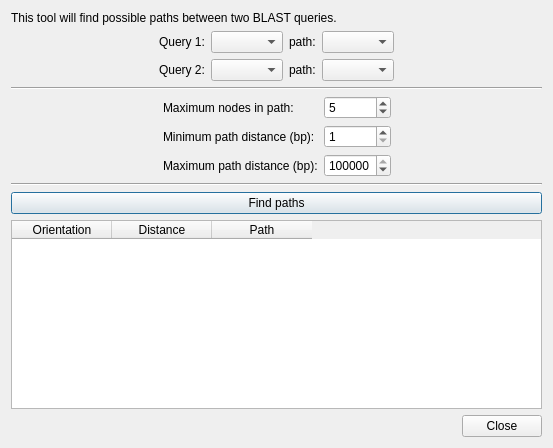
The window that ui/distancedialog.ui (rrwick/Bandage) describes before a commit, drawn with Qt 5.
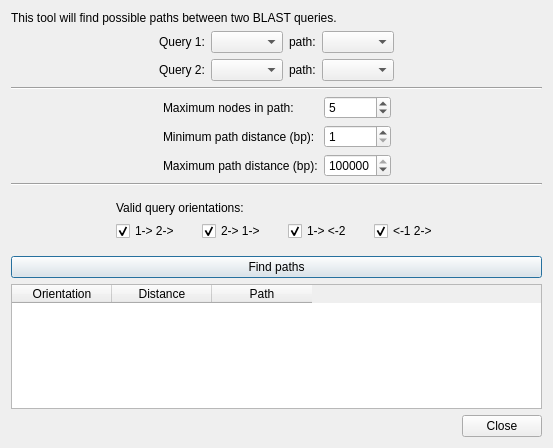
The same window after the commit. Custom widgets are drawn as their Qt base class.

Commit message: Distance dialog now works

Patch:
```diff
--- a/ui/distancedialog.ui
+++ b/ui/distancedialog.ui
@@ -223,6 +223,133 @@
      </property>
     </widget>
    </item>
+   <item>
+    <widget class="QWidget" name="widget_3" native="true">
+     <layout class="QGridLayout" name="gridLayout_2">
+      <item row="1" column="8">
+       <spacer name="horizontalSpacer_6">
+        <property name="orientation">
+         <enum>Qt::Horizontal</enum>
+        </property>
+        <property name="sizeHint" stdset="0">
+         <size>
+          <width>68</width>
+          <height>15</height>
+         </size>
+        </property>
+       </spacer>
+      </item>
+      <item row="1" column="4">
+       <spacer name="horizontalSpacer_8">
+        <property name="orientation">
+         <enum>Qt::Horizontal</enum>
+        </property>
+        <property name="sizeType">
+         <enum>QSizePolicy::Fixed</enum>
+        </property>
+        <property name="sizeHint" stdset="0">
+         <size>
+          <width>10</width>
+          <height>20</height>
+         </size>
+        </property>
+       </spacer>
+      </item>
+      <item row="1" column="3">
+       <widget class="QCheckBox" name="orientation2CheckBox">
+        <property name="text">
+         <string>2-&gt; 1-&gt;</string>
+        </property>
+        <property name="checked">
+         <bool>true</bool>
+        </property>
+       </widget>
+      </item>
+      <item row="1" column="1">
+       <widget class="QCheckBox" name="orientation1CheckBox">
+        <property name="text">
+         <string>1-&gt; 2-&gt;</string>
+        </property>
+        <property name="checked">
+         <bool>true</bool>
+        </property>
+       </widget>
+      </item>
+      <item row="1" column="7">
+       <widget class="QCheckBox" name="orientation4CheckBox">
+        <property name="text">
+         <string>&lt;-1 2-&gt;</string>
+        </property>
+        <property name="checked">
+         <bool>true</bool>
+        </property>
+       </widget>
+      </item>
+      <item row="1" column="0">
+       <spacer name="horizontalSpacer_5">
+        <property name="orientation">
+         <enum>Qt::Horizontal</enum>
+        </property>
+        <property name="sizeHint" stdset="0">
+         <size>
+          <width>69</width>
+          <height>15</height>
+         </size>
+        </property>
+       </spacer>
+      </item>
+      <item row="0" column="1" colspan="7">
+       <widget class="QLabel" name="label">
+        <property name="text">
+         <string>Valid query orientations:</string>
+        </property>
+       </widget>
+      </item>
+      <item row="1" column="2">
+       <spacer name="horizontalSpacer_7">
+        <property name="orientation">
+         <enum>Qt::Horizontal</enum>
+        </property>
+        <property name="sizeType">
+         <enum>QSizePolicy::Fixed</enum>
+        </property>
+        <property name="sizeHint" stdset="0">
+         <size>
+          <width>10</width>
+          <height>20</height>
+         </size>
+        </property>
+       </spacer>
+      </item>
+      <item row="1" column="5">
+       <widget class="QCheckBox" name="orientation3CheckBox">
+        <property name="text">
+         <string>1-&gt; &lt;-2</string>
+        </property>
+        <property name="checked">
+         <bool>true</bool>
+        </property>
+       </widget>
+      </item>
+      <item row="1" column="6">
+       <spacer name="horizontalSpacer_9">
+        <property name="orientation">
+         <enum>Qt::Horizontal</enum>
+        </property>
+        <property name="sizeType">
+         <enum>QSizePolicy::Fixed</enum>
+        </property>
+        <property name="sizeHint" stdset="0">
+         <size>
+          <width>10</width>
+          <height>20</height>
+         </size>
+        </property>
+       </spacer>
+      </item>
+     </layout>
+    </widget>
+   </item>
    <item>
     <widget class="QPushButton" name="findPathsButton">
      <property name="text">
@@ -231,7 +358,7 @@
     </widget>
    </item>
    <item>
-    <widget class="QTableWidget" name="tableWidget">
+    <widget class="MyTableWidget" name="resultsTableWidget">
      <column>
       <property name="text">
        <string>Orientation</string>
@@ -261,6 +388,13 @@
    </item>
   </layout>
  </widget>
+ <customwidgets>
+  <customwidget>
+   <class>MyTableWidget</class>
+   <extends>QTableWidget</extends>
+   <header>mytablewidget.h</header>
+  </customwidget>
+ </customwidgets>
  <resources/>
  <connections>
   <connection>
```
The commit also changes 4 other files.
